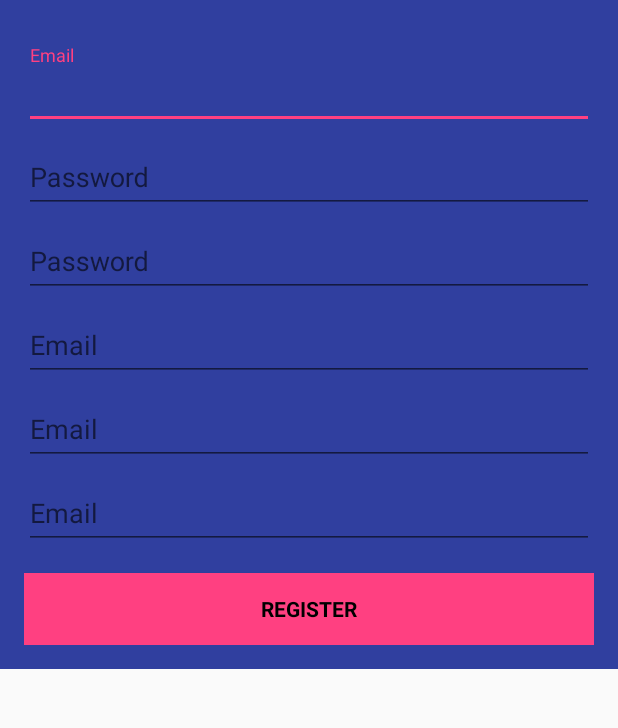
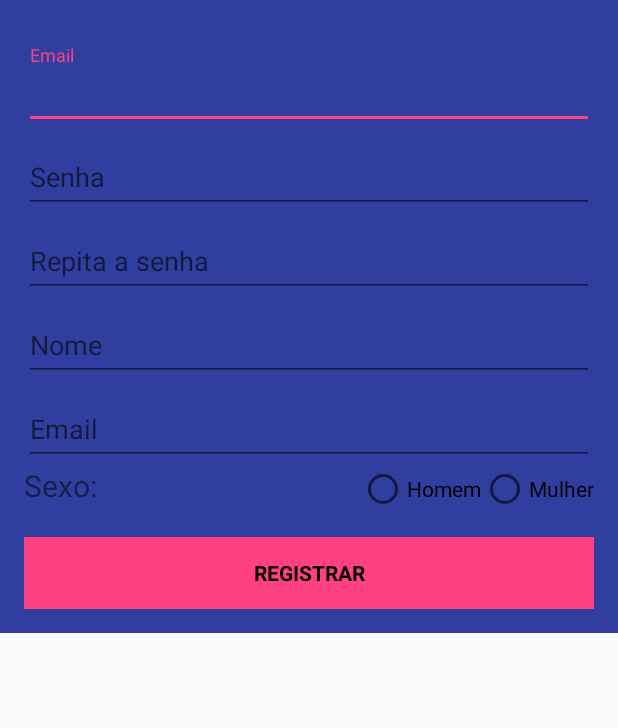
Before and after one commit to herculesS/IgorApp, an Android app: the SignupActivity screen opened directly, with no data from a screen before it, on a phone screen of 412 x 824 dp, the part 258-986 px from its top. Run offline under Robolectric (Android 15) with nearby library versions, the phone set to English and light mode, and no system bars; our stand-ins replace Firebase (no records; nobody signed in at launch, a user with empty details on screens opened directly); libraries missing offline, so code that uses them is left out: cn.pedant; 1 statement that could not run was skipped.

Commit message:
Login and Signup completed, but not tested.

```diff
--- a/app/src/main/AndroidManifest.xml
+++ b/app/src/main/AndroidManifest.xml
@@ -4,9 +4,7 @@
     package="com.devapps.igor">
 
     <!-- To auto-complete the email text field in the login form with the user's emails -->
-    <uses-permission android:name="android.permission.GET_ACCOUNTS" />
-    <uses-permission android:name="android.permission.READ_PROFILE" />
-    <uses-permission android:name="android.permission.READ_CONTACTS" />
+    <uses-permission android:name="android.permission.INTERNET" />
 
     <application
         android:allowBackup="true"
--- a/app/src/main/java/com/devapps/igor/Screens/Signup/SignupActivity.java
+++ b/app/src/main/java/com/devapps/igor/Screens/Signup/SignupActivity.java
@@ -1,22 +1,19 @@
 package com.devapps.igor.Screens.Signup;
 
-import android.app.ProgressDialog;
-import android.content.Intent;
 import android.os.Bundle;
 import android.support.annotation.NonNull;
 import android.support.v7.app.AppCompatActivity;
-import android.text.TextUtils;
 import android.util.Log;
 import android.util.Patterns;
 import android.view.View;
 import android.widget.Button;
 import android.widget.EditText;
-import android.widget.ProgressBar;
-import android.widget.Toast;
+import android.widget.RadioButton;
 
 import com.devapps.igor.DataObject.Profile;
 import com.devapps.igor.R;
-import com.devapps.igor.Screens.MainActivity;
+import com.devapps.igor.RequestManager.Database;
+import com.devapps.igor.Util.Utils;
 import com.google.android.gms.tasks.OnCompleteListener;
 import com.google.android.gms.tasks.OnFailureListener;
 import com.google.android.gms.tasks.OnSuccessListener;
@@ -32,20 +29,26 @@ public class SignupActivity extends AppCompatActivity {
 
     private static final String TAG = "SignupActivity";
 
-    private EditText inputEmail, inputPassword;
-    private Button btnSignUp;
+    private EditText _inputEmail;
+    private EditText _inputPassword;
+    private EditText _inputRetypePassword;
+    private EditText _userName;
+    private Utils.Sex userSex = Utils.Sex.MALE;
+    private Button _btnSignUp;
 
     private FirebaseAuth mAuth;
     private FirebaseAuth.AuthStateListener mAuthListener;
     private DatabaseReference userDatabaseReference;
 
     private Profile userProfile;
+
     @Override
     protected void onCreate(Bundle savedInstanceState) {
         super.onCreate(savedInstanceState);
         setContentView(R.layout.activity_signup);
 
         //Get Firebase auth instance
+        userDatabaseReference = Database.getUsersReference();
         mAuth = FirebaseAuth.getInstance();
 
         mAuthListener = new FirebaseAuth.AuthStateListener() {
@@ -54,15 +57,16 @@ public class SignupActivity extends AppCompatActivity {
                 final FirebaseUser user = firebaseAuth.getCurrentUser();
                 if (user != null) {
                     // User is signed in
-                    //String name = _name.getText().toString();
-                    String email = inputEmail.getText().toString().trim();
-                    //TODO Name, Birth date, sex
+                    String name = _userName.getText().toString();
+                    String email = _inputEmail.getText().toString().trim();
+                    //TODO Birth date
 
                     userProfile = new Profile();
                     userProfile.setId(user.getUid());
-                    //userProfile.setName(name);
+                    userProfile.setName(name);
                     userProfile.setEmail(email);
-                    //TODO Name, Birth date, sex
+                    userProfile.setSex(userSex);
+                    //TODO Birth date
 
                     userDatabaseReference.child(user.getUid()).setValue(userProfile)
                             .addOnSuccessListener(new OnSuccessListener<Void>() {
@@ -82,15 +86,16 @@ public class SignupActivity extends AppCompatActivity {
                     // User is signed out
                     Log.d(TAG, "onAuthStateChanged:signed_out");
                 }
-                // ...
             }
         };
 
-        btnSignUp = (Button) findViewById(R.id.sign_up_button);
-        inputEmail = (EditText) findViewById(R.id.email);
-        inputPassword = (EditText) findViewById(R.id.password);
+        _btnSignUp = (Button) findViewById(R.id.sign_up_button);
+        _inputEmail = (EditText) findViewById(R.id.email);
+        _inputPassword = (EditText) findViewById(R.id.password);
+        _inputRetypePassword = (EditText) findViewById(R.id.r_password);
+        _userName = (EditText) findViewById(R.id.name);
 
-        btnSignUp.setOnClickListener(new View.OnClickListener() {
+        _btnSignUp.setOnClickListener(new View.OnClickListener() {
             @Override
             public void onClick(View v) {
                 signup();
@@ -101,15 +106,15 @@ public class SignupActivity extends AppCompatActivity {
     public void signup() {
         Log.d(TAG, "Signup");
 
-        btnSignUp.setEnabled(false);
+        _btnSignUp.setEnabled(false);
 
         if (!validate()) {
             onSignupFailed();
             return;
         }
 
-        final String email = inputEmail.getText().toString().trim();
-        final String password = inputPassword.getText().toString().trim();
+        final String email = _inputEmail.getText().toString().trim();
+        final String password = _inputPassword.getText().toString().trim();
 
         mAuth.createUserWithEmailAndPassword(email, password)
                 .addOnCompleteListener(this, new OnCompleteListener<AuthResult>() {
@@ -136,7 +141,7 @@ public class SignupActivity extends AppCompatActivity {
                     @Override
                     public void onClick(SweetAlertDialog sweetAlertDialog) {
                         sweetAlertDialog.dismissWithAnimation();
-                        btnSignUp.setEnabled(true);
+                        _btnSignUp.setEnabled(true);
                         setResult(RESULT_OK, null);
                         finish();
                     }
@@ -150,7 +155,7 @@ public class SignupActivity extends AppCompatActivity {
                     @Override
                     public void onClick(SweetAlertDialog sweetAlertDialog) {
                         sweetAlertDialog.dismissWithAnimation();
-                        btnSignUp.setEnabled(true);
+                        _btnSignUp.setEnabled(true);
                     }
                 }).show();
     }
@@ -158,38 +163,39 @@ public class SignupActivity extends AppCompatActivity {
     public boolean validate() {
         boolean valid = true;
 
-        //String name = _name.getText().toString();
-        String email = inputEmail.getText().toString();
-        String password = inputPassword.getText().toString();
-        //String rPassword = _rPasswordText.getText().toString();
+        String name = _userName.getText().toString();
+        String email = _inputEmail.getText().toString();
+        String password = _inputPassword.getText().toString();
+        String rPassword = _inputRetypePassword.getText().toString();
+        //TODO birthdate
 
-      /*  if(name.isEmpty()){
-            _name.setError("campo vazio");
+        if(name.isEmpty()){
+            _userName.setError("Informe seu nome");
             valid = false;
         }else{
-            _name.setError(null);
-        }*/
+            _userName.setError(null);
+        }
 
         if (email.isEmpty() || !Patterns.EMAIL_ADDRESS.matcher(email).matches()) {
-            inputEmail.setError("endereço email inválido");
+            _inputEmail.setError("Email inválido");
             valid = false;
         } else {
-            inputEmail.setError(null);
+            _inputEmail.setError(null);
         }
 
         if (password.isEmpty() || password.length() < 6 ) {
-            inputPassword.setError("senha tem que ter mais do que 6 carateres");
+            _inputPassword.setError("Mínimo 6 carateres");
             valid = false;
         } else {
-            inputPassword.setError(null);
+            _inputPassword.setError(null);
         }
 
-        /*if(rPassword.isEmpty() || !rPassword.equals(password)){
-            _rPasswordText.setError("senhas incompatíveis");
+        if (rPassword.isEmpty() || !password.equals(rPassword)) {
+            _inputRetypePassword.setError("As senhas não são iguais");
             valid = false;
-        }else{
-            _rPasswordText.setError(null);
-        }*/
+        } else {
+            _inputRetypePassword.setError(null);
+        }
 
         return valid;
     }
@@ -216,6 +222,23 @@ public class SignupActivity extends AppCompatActivity {
 
     }
 
+    public void onRadioButtonClicked(View view) {
+        // Is the button now checked?
+        boolean checked = ((RadioButton) view).isChecked();
+
+        // Check which radio button was clicked
+        switch(view.getId()) {
+            case R.id.male_rbutton:
+                if (checked)
+                    userSex = Utils.Sex.MALE;
+                    break;
+            case R.id.female_rbutton:
+                if (checked)
+                    userSex = Utils.Sex.FEMALE;
+                    break;
+        }
+    }
+
     @Override
     protected void onResume() {
         super.onResume();
--- a/app/src/main/res/layout/activity_signup.xml
+++ b/app/src/main/res/layout/activity_signup.xml
@@ -29,7 +29,6 @@
                 android:hint="@string/email"
                 android:inputType="textEmailAddress"
                 android:maxLines="1"
-                android:singleLine="true"
                 android:textColor="@android:color/white" />
 
         </android.support.design.widget.TextInputLayout>
@@ -44,11 +43,8 @@
                 android:layout_height="wrap_content"
                 android:focusableInTouchMode="true"
                 android:hint="@string/hint_password"
-                android:imeActionId="@+id/login"
-                android:imeOptions="actionUnspecified"
                 android:inputType="textPassword"
                 android:maxLines="1"
-                android:singleLine="true"
                 android:textColor="@android:color/white" />
 
         </android.support.design.widget.TextInputLayout>
@@ -62,12 +58,9 @@
                 android:layout_width="match_parent"
                 android:layout_height="wrap_content"
                 android:focusableInTouchMode="true"
-                android:hint="@string/hint_password"
-                android:imeActionId="@+id/login"
-                android:imeOptions="actionUnspecified"
+                android:hint="@string/retype_password"
                 android:inputType="textPassword"
                 android:maxLines="1"
-                android:singleLine="true"
                 android:textColor="@android:color/white" />
 
         </android.support.design.widget.TextInputLayout>
@@ -80,10 +73,9 @@
                 android:id="@+id/name"
                 android:layout_width="match_parent"
                 android:layout_height="wrap_content"
-                android:hint="@string/email"
-                android:inputType="textEmailAddress"
+                android:hint="@string/user_name"
+                android:inputType="textPersonName"
                 android:maxLines="1"
-                android:singleLine="true"
                 android:textColor="@android:color/white" />
 
         </android.support.design.widget.TextInputLayout>
@@ -99,26 +91,31 @@
                 android:hint="@string/email"
                 android:inputType="textEmailAddress"
                 android:maxLines="1"
-                android:singleLine="true"
                 android:textColor="@android:color/white" />
 
         </android.support.design.widget.TextInputLayout>
 
-        <android.support.design.widget.TextInputLayout
-            android:layout_width="match_parent"
-            android:layout_height="wrap_content">
-
-            <EditText
-                android:id="@+id/sex"
-                android:layout_width="match_parent"
+        <RadioGroup xmlns:android="http://schemas.android.com/apk/res/android"
+            android:layout_width="fill_parent"
+            android:layout_height="wrap_content"
+            android:orientation="horizontal">
+            <TextView
+                android:layout_width="0dp"
+                android:layout_weight="1"
                 android:layout_height="wrap_content"
-                android:hint="@string/email"
-                android:inputType="textEmailAddress"
-                android:maxLines="1"
-                android:singleLine="true"
-                android:textColor="@android:color/white" />
-
-        </android.support.design.widget.TextInputLayout>
+                android:text="Sexo:"
+                android:textSize="20sp"/>
+            <RadioButton android:id="@+id/male_rbutton"
+                android:layout_width="wrap_content"
+                android:layout_height="wrap_content"
+                android:text="@string/male"
+                android:onClick="onRadioButtonClicked"/>
+            <RadioButton android:id="@+id/female_rbutton"
+                android:layout_width="wrap_content"
+                android:layout_height="wrap_content"
+                android:text="@string/female"
+                android:onClick="onRadioButtonClicked"/>
+        </RadioGroup>
 
         <Button
             android:id="@+id/sign_up_button"
--- a/app/src/main/res/values/strings.xml
+++ b/app/src/main/res/values/strings.xml
@@ -1,7 +1,7 @@
 <resources>
     <string name="app_name">Igor</string>
 
-    <string name="title_activity_login">Sign in</string>
+    <string name="title_activity_login">Log in</string>
 
     <!-- Strings related to login -->
     <string name="prompt_email">Email</string>
@@ -12,7 +12,7 @@
     <string name="error_incorrect_password">This password is incorrect</string>
     <string name="error_field_required">This field is required</string>
     <string name="permission_rationale">"Contacts permissions are needed for providing email completions."</string>
-    <string name="action_sign_in_short">Register</string>
+    <string name="action_sign_in_short">Registrar</string>
     <string name="email">Email</string>
     <string name="minimum_password">Password too short, enter minimum 6 characters!</string>
     <string name="auth_failed">Authentication failed, check your email and password or sign up</string>
@@ -23,7 +23,7 @@
     <string name="new_pass">New Password</string>
     <string name="title_activity_profile">Firebase</string>
     <string name="hint_email">Email</string>
-    <string name="hint_password">Password</string>
+    <string name="hint_password">Senha</string>
     <string name="hint_name">Fullname</string>
     <string name="btn_login">LOGIN</string>
     <string name="btn_link_to_register">Cadastrar</string>
@@ -39,4 +39,8 @@
     <string name="btn_sign_out">Sign Out</string>
     <string name="lbl_forgot_password">Forgot password?</string>
     <string name="forgot_password_msg">We just need your registered Email Id to sent you password reset instructions.</string>
+    <string name="male">Homem</string>
+    <string name="female">Mulher</string>
+    <string name="retype_password">Repita a senha</string>
+    <string name="user_name">Nome</string>
 </resources>
```
Also changed, not shown: app/src/main/java/com/devapps/igor/DataObject/Profile.java (+12 -87 lines), app/src/main/java/com/devapps/igor/Screens/Login/LoginActivity.java (+26 -42 lines), app/src/main/java/com/devapps/igor/Util/Utils.java (added, +12 -0 lines).
